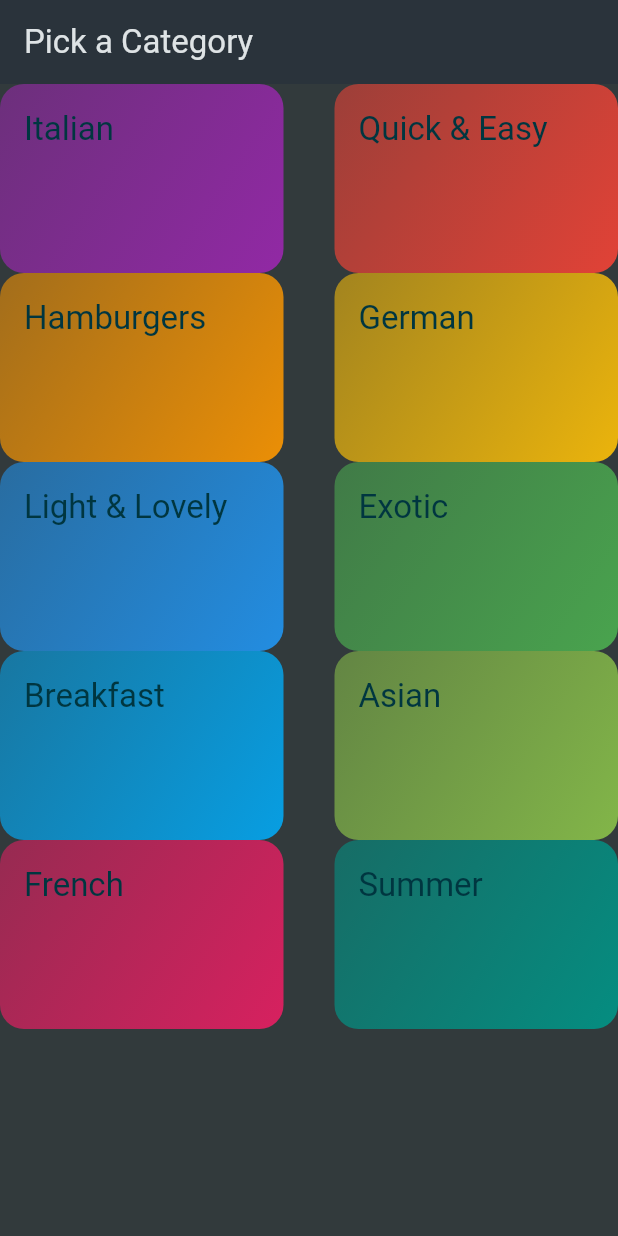
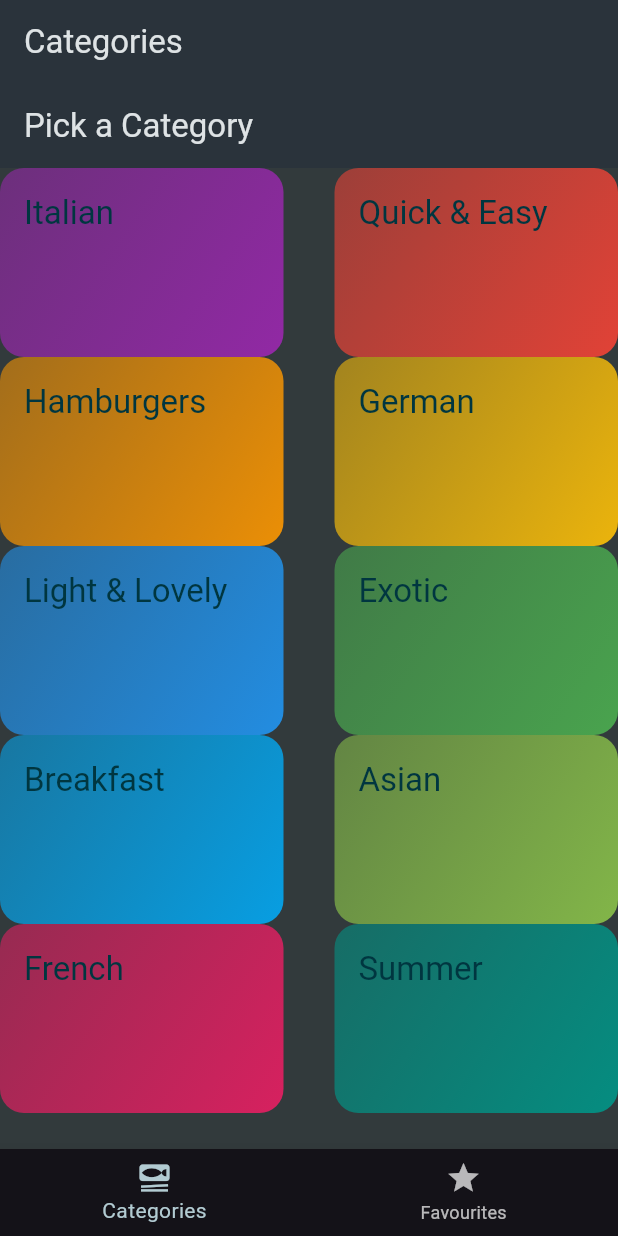
Before and after one commit to IBRAHIM00675/mealsapp, a Flutter app: the screen it shows after launch, on a phone screen of 412 x 824 dp. Run offline on Flutter 3.47's test engine with Material 3 defaults, Android fonts, the phone set to English and light mode, and no system bars; our stand-ins replace transparent_image.

Commit message:
added tabs updated folder (screens)

```diff
--- a/lib/main.dart
+++ b/lib/main.dart
@@ -1,6 +1,7 @@
 import 'package:flutter/material.dart';
 import 'package:meals_app/screens/categories.dart';
 import 'package:meals_app/screens/meals.dart';
+import 'package:meals_app/screens/tabs.dart';
 
 void main() {
   runApp(const MyApp());
@@ -23,7 +24,7 @@ class MyApp extends StatelessWidget {
         ),
         scaffoldBackgroundColor: const Color.fromARGB(255, 50, 58, 60),
       ),
-      home: CategoriesScreen()
+      home: TabsScreen(),
     );
   }
 }
--- /dev/null
+++ b/lib/screens/tabs.dart
@@ -0,0 +1,47 @@
+import 'package:flutter/material.dart';
+import 'package:meals_app/screens/categories.dart';
+import 'package:meals_app/screens/meals.dart';
+
+class TabsScreen extends StatefulWidget {
+  const TabsScreen({super.key});
+
+  @override
+  State<TabsScreen> createState() => _TabsScreenState();
+}
+
+class _TabsScreenState extends State<TabsScreen> {
+  int _selectedPageIndex = 0;
+
+  void _selectPage(int index) {
+    setState(() {
+      _selectedPageIndex = index;
+    });
+  }
+
+  @override
+  Widget build(BuildContext context) {
+    Widget activePage = const CategoriesScreen();
+    var activePageTitle = 'Categories';
+
+    if (_selectedPageIndex == 1) {
+      activePage = const MealsScreen(title: 'Favourites', meals: []);
+      activePageTitle = 'Your Favourites';
+    }
+    return Scaffold(
+      appBar: AppBar(
+        title: Text(activePageTitle),
+      ),
+      body: activePage,
+      bottomNavigationBar: BottomNavigationBar(
+
+        currentIndex: _selectedPageIndex,
+        onTap: _selectPage,
+        items: const [
+          BottomNavigationBarItem(
+              icon: Icon(Icons.set_meal), label: 'Categories'),
+          BottomNavigationBarItem(icon: Icon(Icons.star), label: 'Favourites')
+        ],
+      ),
+    );
+  }
+}
```
Also changed, not shown: lib/screens/meals.dart (+15 -1 lines), lib/screens/meals_details.dart (added, +64 -0 lines), lib/widgets/meal_item.dart (+63 -5 lines).
